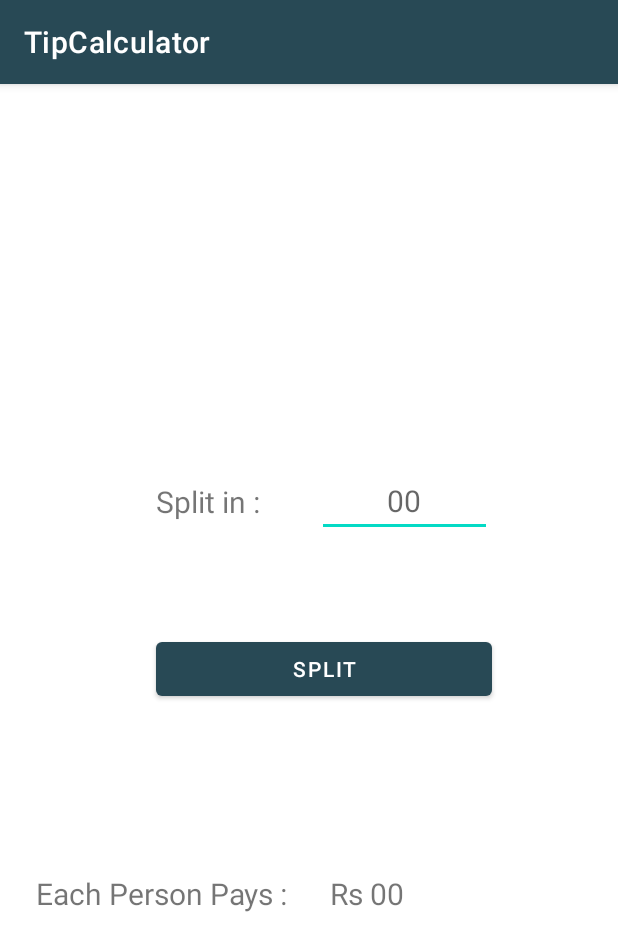
After one commit to AnjumanHasan/KotlinProjects, an Android app: the SplitPage screen opened directly, with no data from a screen before it, on a phone screen of 412 x 824 dp. The commit adds this screen. Shown: the top 951 px of the screen. Run offline under Robolectric (Android 15) with nearby library versions, the phone set to English and light mode, and no system bars.

Commit message:
Added split activities

```diff
--- a/TipCalculator/app/src/main/AndroidManifest.xml
+++ b/TipCalculator/app/src/main/AndroidManifest.xml
@@ -10,6 +10,9 @@
         android:supportsRtl="true"
         android:theme="@style/Theme.TipCalculator">
         <activity
+            android:name=".SplitPage"
+            android:exported="false" />
+        <activity
             android:name=".MainActivity"
             android:exported="true">
             <intent-filter>
--- a/TipCalculator/app/src/main/java/com/example/tipcalculator/MainActivity.kt
+++ b/TipCalculator/app/src/main/java/com/example/tipcalculator/MainActivity.kt
@@ -1,10 +1,12 @@
 package com.example.tipcalculator
 
 import android.animation.ArgbEvaluator
+import android.content.Intent
 import androidx.appcompat.app.AppCompatActivity
 import android.os.Bundle
 import android.text.Editable
 import android.text.TextWatcher
+import android.widget.Button
 import android.widget.EditText
 import android.widget.SeekBar
 import android.widget.TextView
@@ -18,6 +20,7 @@ class MainActivity : AppCompatActivity()  {
     lateinit var tip :TextView
     lateinit var totalValue :TextView
     lateinit var tipDescription : TextView
+    lateinit var splitButton : Button
     override fun onCreate(savedInstanceState: Bundle?) {
         super.onCreate(savedInstanceState)
         setContentView(R.layout.activity_main)
@@ -28,10 +31,15 @@ class MainActivity : AppCompatActivity()  {
             tip = findViewById(R.id.tipValue)
             totalValue  =findViewById(R.id.totalValue)
         tipDescription= findViewById(R.id.tipDescription)
-
+        splitButton = findViewById(R.id.splitButton)
         seekBar.progress = initialTip
         tipText.text ="$initialTip%"
         tipDescription.text = ""
+
+            splitButton.setOnClickListener{
+                val intent = Intent(this,SplitPage :: class.java);
+                startActivity(intent)
+            }
         seekBar.setOnSeekBarChangeListener(object : SeekBar.OnSeekBarChangeListener{
             override fun onProgressChanged(p0: SeekBar?, p1: Int, p2: Boolean) {
                 tipText.text = "$p1%"
--- /dev/null
+++ b/TipCalculator/app/src/main/java/com/example/tipcalculator/SplitPage.kt
@@ -0,0 +1,21 @@
+package com.example.tipcalculator
+
+import androidx.appcompat.app.AppCompatActivity
+import android.os.Bundle
+import android.widget.Button
+import android.widget.TextView
+
+class SplitPage : AppCompatActivity()  {
+
+    lateinit var splitButton: Button
+    lateinit var splitIn : TextView
+    lateinit var bill : TextView
+
+    override fun onCreate(savedInstanceState: Bundle?) {
+        super.onCreate(savedInstanceState)
+        setContentView(R.layout.activity_split_page)
+        splitButton=findViewById(R.id.finalSplit)
+        splitIn = findViewById(R.id.splitIn)
+        bill=findViewById(R.id.totalValue)
+    }
+}
--- a/TipCalculator/app/src/main/res/layout/activity_main.xml
+++ b/TipCalculator/app/src/main/res/layout/activity_main.xml
@@ -53,13 +53,13 @@
 
     <TextView
         android:id="@+id/tipValue"
-        android:layout_width="wrap_content"
+        android:layout_width="0dp"
         android:layout_height="wrap_content"
         android:layout_marginStart="16dp"
         android:layout_marginTop="24dp"
         android:text="Rs 0.00"
         android:textSize="20dp"
-        app:layout_constraintEnd_toEndOf="@+id/billTotal"
+        app:layout_constraintEnd_toEndOf="parent"
         app:layout_constraintHorizontal_bias="1.0"
         app:layout_constraintStart_toEndOf="@+id/textTip"
         app:layout_constraintTop_toBottomOf="@+id/billTotal" />
@@ -87,7 +87,7 @@
         android:text="Rs 0.00"
         android:textSize="20dp"
         app:layout_constraintEnd_toEndOf="parent"
-        app:layout_constraintHorizontal_bias="0.0"
+        app:layout_constraintHorizontal_bias="1.0"
         app:layout_constraintStart_toEndOf="@+id/textTotal"
         app:layout_constraintTop_toBottomOf="@+id/tipValue" />
 
@@ -131,6 +131,7 @@
         app:layout_constraintTop_toBottomOf="@+id/totalValue" />
 
     <Button
+        android:id="@+id/splitButton"
         android:layout_width="wrap_content"
         android:layout_height="wrap_content"
 
@@ -142,4 +143,6 @@
         app:layout_constraintStart_toStartOf="parent"
         app:layout_constraintTop_toBottomOf="@+id/seekBar"
         app:layout_constraintVertical_bias="0.308" />
+
+
 </androidx.constraintlayout.widget.ConstraintLayout>
--- /dev/null
+++ b/TipCalculator/app/src/main/res/layout/activity_split_page.xml
@@ -0,0 +1,72 @@
+<?xml version="1.0" encoding="utf-8"?>
+<androidx.constraintlayout.widget.ConstraintLayout xmlns:android="http://schemas.android.com/apk/res/android"
+    xmlns:app="http://schemas.android.com/apk/res-auto"
+    xmlns:tools="http://schemas.android.com/tools"
+    android:layout_width="match_parent"
+    android:layout_height="match_parent"
+    tools:context=".SplitPage">
+
+    <TextView
+        android:id="@+id/splitNumber"
+        android:layout_width="wrap_content"
+
+        android:layout_height="wrap_content"
+        android:layout_marginStart="104dp"
+        android:text="Split in :"
+        android:textSize="20sp"
+
+        app:layout_constraintBottom_toBottomOf="parent"
+        app:layout_constraintStart_toStartOf="parent"
+        app:layout_constraintTop_toTopOf="parent"
+        app:layout_constraintVertical_bias="0.357" />
+
+    <EditText
+        android:id="@+id/splitIn"
+        android:layout_width="wrap_content"
+        android:layout_height="wrap_content"
+        android:ems="5"
+        android:gravity="center"
+        android:hint="00"
+        android:textSize="20sp"
+        app:layout_constraintBottom_toBottomOf="@+id/splitNumber"
+        app:layout_constraintEnd_toEndOf="parent"
+        app:layout_constraintHorizontal_bias="0.314"
+        app:layout_constraintStart_toEndOf="@+id/splitNumber"
+        app:layout_constraintTop_toTopOf="@+id/splitNumber"
+        app:layout_constraintVertical_bias="0.523" />
+
+    <Button
+        android:id="@+id/finalSplit"
+        android:layout_width="0dp"
+        android:layout_height="wrap_content"
+        android:layout_marginTop="64dp"
+        android:text="Split"
+        app:layout_constraintEnd_toEndOf="@+id/splitIn"
+        app:layout_constraintHorizontal_bias="0.413"
+        app:layout_constraintStart_toStartOf="@+id/splitNumber"
+        app:layout_constraintTop_toBottomOf="@+id/splitIn" />
+
+    <TextView
+        android:id="@+id/textView3"
+        android:layout_width="wrap_content"
+        android:layout_height="wrap_content"
+        android:layout_marginStart="24dp"
+        android:layout_marginTop="112dp"
+        android:text="Each Person Pays :"
+        android:textSize="20sp"
+        app:layout_constraintStart_toStartOf="parent"
+        app:layout_constraintTop_toBottomOf="@+id/finalSplit" />
+
+    <TextView
+        android:id="@+id/splitShare"
+        android:layout_width="0dp"
+        android:layout_height="wrap_content"
+        android:layout_marginStart="28dp"
+
+        android:text="Rs 00"
+        android:textSize="20sp"
+        app:layout_constraintEnd_toEndOf="parent"
+        app:layout_constraintHorizontal_bias="0.0"
+        app:layout_constraintStart_toEndOf="@+id/textView3"
+        app:layout_constraintTop_toTopOf="@+id/textView3" />
+</androidx.constraintlayout.widget.ConstraintLayout>
```
